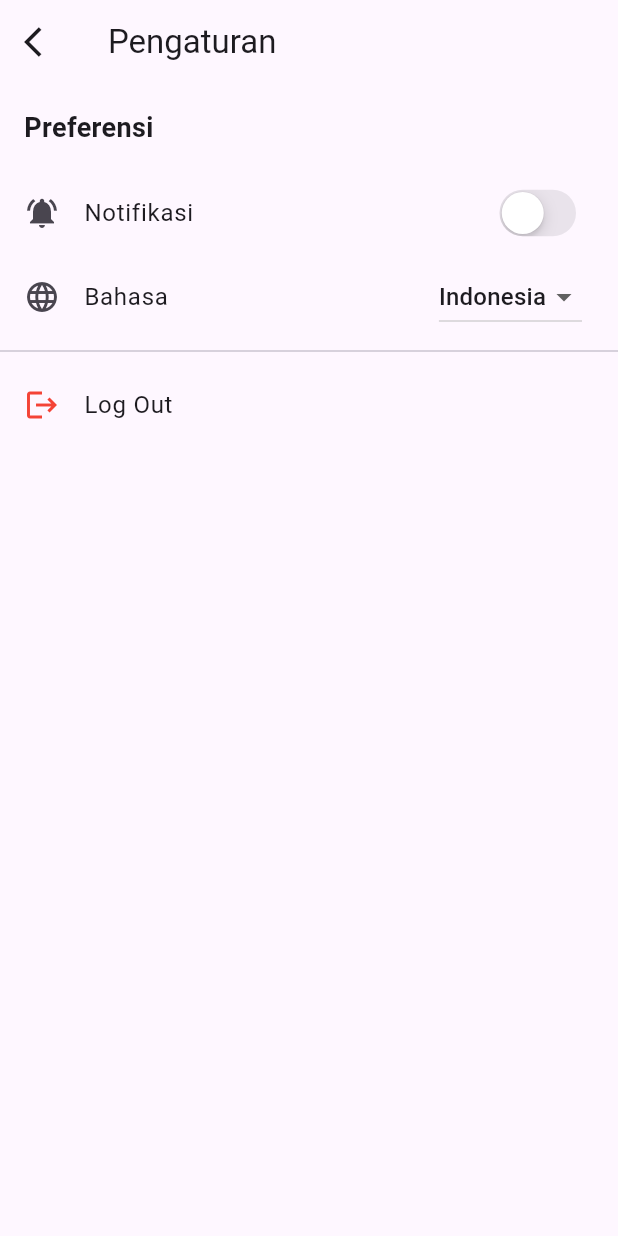
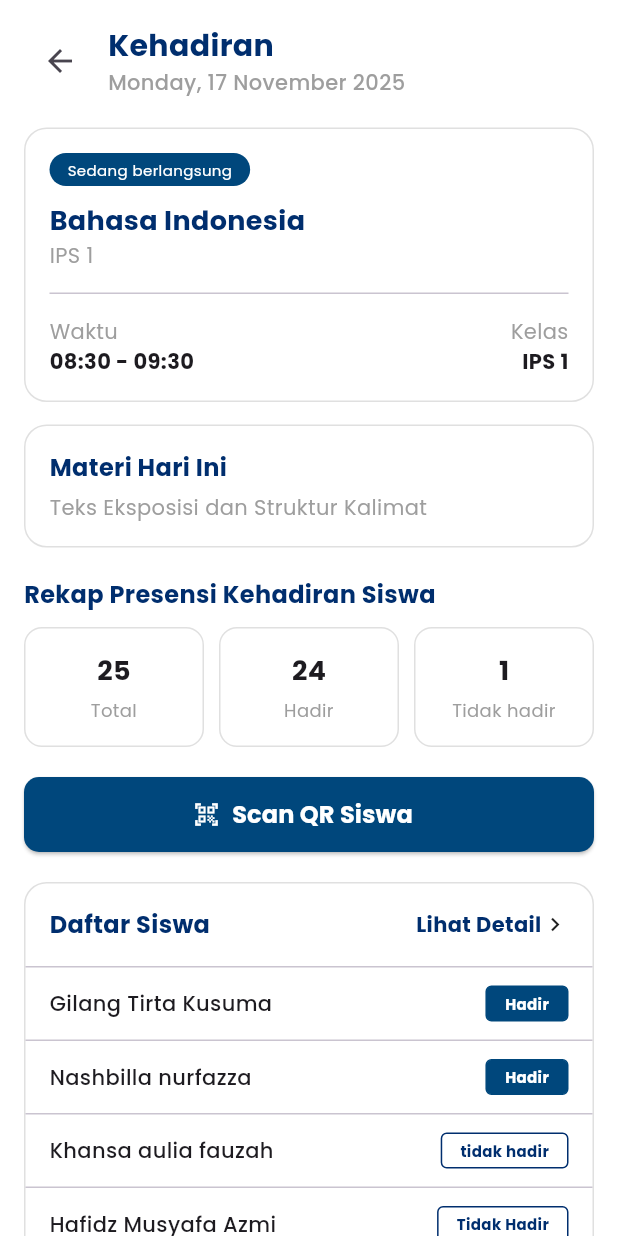
Before and after one commit to Haafzd/CORELASI_MOBILE, a Flutter app: the screen it shows after launch, on a phone screen of 412 x 824 dp. Run offline on Flutter 3.47's test engine with Material 3 defaults, Android fonts, the light colour scheme and no system bars; our stand-ins replace google_fonts.

Commit message:
build attendance page

```diff
--- a/lib/app_theme.dart
+++ b/lib/app_theme.dart
@@ -0,0 +1,10 @@
+import 'package:flutter/material.dart';
+import 'package:google_fonts/google_fonts.dart';
+
+class AppTheme {
+  static ThemeData get lightTheme {
+    return ThemeData(
+      textTheme: GoogleFonts.poppinsTextTheme(),
+    );
+  }
+}
--- a/lib/main.dart
+++ b/lib/main.dart
@@ -1,8 +1,11 @@
 import 'package:flutter/material.dart';
-import 'screens/setting_page.dart';
 import 'routes/app_routes.dart';
+import 'app_theme.dart';
+import 'package:intl/date_symbol_data_local.dart';
 
-void main() {
+void main() async {
+  WidgetsFlutterBinding.ensureInitialized();
+  await initializeDateFormatting('id_ID', null);
   runApp(const MainApp());
 }
 
@@ -12,8 +15,9 @@ class MainApp extends StatelessWidget {
   @override
   Widget build(BuildContext context) {
     return MaterialApp(
+      theme: AppTheme.lightTheme,
       debugShowCheckedModeBanner: false,
-      initialRoute: AppRoutes.editAccount,
+      initialRoute: AppRoutes.attendance,
       routes: AppRoutes.routes,
     );
   }
--- a/lib/routes/app_routes.dart
+++ b/lib/routes/app_routes.dart
@@ -1,10 +1,13 @@
 import 'package:flutter/material.dart';
 import '../screens/setting_page.dart';
+import '../screens/attendance.dart';
 
 class AppRoutes {
   static const String editAccount = '/edit_account';
+  static const String attendance = '/attendance';
 
   static Map<String, WidgetBuilder> routes = {
     editAccount: (context) => const SettingPage(),
+    attendance: (context) => const Attendance()
   };
 }
--- /dev/null
+++ b/lib/screens/attendance.dart
@@ -0,0 +1,311 @@
+import 'package:flutter/material.dart';
+import 'package:intl/intl.dart';
+
+class Attendance extends StatefulWidget {
+  const Attendance({super.key});
+
+  @override
+  State<StatefulWidget> createState() => _AttendanceState();
+}
+
+class _AttendanceState extends State<Attendance> {
+  final List<Map<String, dynamic>> students = [
+    {'name': 'Gilang Tirta Kusuma', 'status': 'Hadir'},
+    {'name': 'Nashbilla nurfazza', 'status': 'Hadir'},
+    {'name': 'Khansa aulia fauzah', 'status': 'tidak hadir'},
+    {'name': 'Hafidz Musyafa Azmi', 'status': 'Tidak Hadir'},
+    {'name': 'Fadhli Muhammad Dzaki', 'status': 'Hadir'},
+    {'name': 'Haafizd alhabib azwir', 'status': 'Tidak Hadir'},
+  ];
+
+  final Color primaryBlue = const Color.fromARGB(255, 0, 71, 124);
+  final Color textDarkBlue = const Color.fromARGB(255, 0, 46, 110);
+
+  @override
+  Widget build(BuildContext context) {
+    return Scaffold(
+      backgroundColor: Colors.white,
+      body: SafeArea(
+        child: SingleChildScrollView(
+          padding: const EdgeInsets.all(16.0),
+          child: Column(
+            crossAxisAlignment: CrossAxisAlignment.start,
+            children: [
+              buildHeader(),
+              const SizedBox(height: 20),
+              buildClassInfoCard(),
+              const SizedBox(height: 15),
+              materialCardSect(),
+              const SizedBox(height: 20),
+              Text(
+                "Rekap Presensi Kehadiran Siswa",
+                style: TextStyle(
+                  fontSize: 16,
+                  fontWeight: FontWeight.bold,
+                  color: textDarkBlue,
+                ),
+              ),
+              const SizedBox(height: 10),
+              Row(
+                children: [
+                  Expanded(child: sumBox("25", "Total")),
+                  const SizedBox(width: 10),
+                  Expanded(child: sumBox("24", "Hadir")),
+                  const SizedBox(width: 10),
+                  Expanded(child: sumBox("1", "Tidak hadir")),
+                ],
+              ),
+              const SizedBox(height: 20),
+              SizedBox(
+                width: double.infinity,
+                height: 50,
+                child: ElevatedButton.icon(
+                  onPressed: () {},
+                  style: ElevatedButton.styleFrom(
+                    backgroundColor: primaryBlue,
+                    shape: RoundedRectangleBorder(
+                      borderRadius: BorderRadius.circular(10),
+                    ),
+                  ),
+                  icon: const Icon(Icons.qr_code_scanner, color: Colors.white),
+                  label: const Text(
+                    "Scan QR Siswa",
+                    style: TextStyle(
+                        color: Colors.white,
+                        fontSize: 16,
+                        fontWeight: FontWeight.bold),
+                  ),
+                ),
+              ),
+              const SizedBox(height: 20),
+              stdnListSection(),
+            ],
+          ),
+        ),
+      ),
+    );
+  }
+
+  Widget buildHeader() {
+    final String liveDate =
+        DateFormat('EEEE, dd MMMM yyyy').format(DateTime.now());
+    return Row(
+      children: [
+        const BackButton(),
+        const SizedBox(width: 8),
+        Column(
+          crossAxisAlignment: CrossAxisAlignment.start,
+          children: [
+            Text(
+              "Kehadiran",
+              style: TextStyle(
+                  color: textDarkBlue,
+                  fontSize: 20,
+                  fontWeight: FontWeight.bold),
+            ),
+            Text(
+              "${liveDate}",
+              style: TextStyle(
+                  color: Colors.grey,
+                  fontSize: 14,
+                  fontWeight: FontWeight.w500),
+            ),
+          ],
+        )
+      ],
+    );
+  }
+
+  Widget buildClassInfoCard() {
+    return Container(
+      width: double.infinity,
+      padding: const EdgeInsets.all(16),
+      decoration: BoxDecoration(
+        border: Border.all(color: Colors.grey.shade300),
+        borderRadius: BorderRadius.circular(15),
+      ),
+      child: Column(
+        crossAxisAlignment: CrossAxisAlignment.start,
+        children: [
+          Container(
+            padding: const EdgeInsets.symmetric(horizontal: 12, vertical: 4),
+            decoration: BoxDecoration(
+              color: primaryBlue,
+              borderRadius: BorderRadius.circular(20),
+            ),
+            child: const Text(
+              "Sedang berlangsung",
+              style: TextStyle(color: Colors.white, fontSize: 10),
+            ),
+          ),
+          const SizedBox(height: 10),
+          Text(
+            "Bahasa Indonesia",
+            style: TextStyle(
+                color: textDarkBlue, fontSize: 18, fontWeight: FontWeight.bold),
+          ),
+          const Text("IPS 1", style: TextStyle(color: Colors.grey)),
+          const SizedBox(height: 15),
+          const Divider(height: 1, thickness: 1),
+          const SizedBox(height: 15),
+          const Row(
+            mainAxisAlignment: MainAxisAlignment.spaceBetween,
+            children: [
+              Column(
+                crossAxisAlignment: CrossAxisAlignment.start,
+                children: [
+                  Text("Waktu", style: TextStyle(color: Colors.grey)),
+                  Text("08:30 - 09:30",
+                      style: TextStyle(fontWeight: FontWeight.bold)),
+                ],
+              ),
+              Column(
+                crossAxisAlignment: CrossAxisAlignment.end,
+                children: [
+                  Text("Kelas", style: TextStyle(color: Colors.grey)),
+                  Text("IPS 1", style: TextStyle(fontWeight: FontWeight.bold)),
+                ],
+              ),
+            ],
+          )
+        ],
+      ),
+    );
+  }
+
+  Widget materialCardSect() {
+    return Container(
+      width: double.infinity,
+      padding: const EdgeInsets.all(16),
+      decoration: BoxDecoration(
+        border: Border.all(color: Colors.grey.shade300),
+        borderRadius: BorderRadius.circular(15),
+      ),
+      child: Column(
+        crossAxisAlignment: CrossAxisAlignment.start,
+        children: [
+          Text(
+            "Materi Hari Ini",
+            style: TextStyle(
+                fontWeight: FontWeight.bold, color: textDarkBlue, fontSize: 16),
+          ),
+          const SizedBox(height: 5),
+          const Text(
+            "Teks Eksposisi dan Struktur Kalimat",
+            style: TextStyle(color: Colors.grey),
+          )
+        ],
+      ),
+    );
+  }
+
+  //rekap
+  Widget sumBox(String count, String label) {
+    return Container(
+      padding: const EdgeInsets.symmetric(vertical: 15),
+      decoration: BoxDecoration(
+        border: Border.all(color: Colors.grey.shade300),
+        borderRadius: BorderRadius.circular(12),
+      ),
+      child: Column(
+        children: [
+          Text(
+            count,
+            style: const TextStyle(fontSize: 18, fontWeight: FontWeight.bold),
+          ),
+          const SizedBox(height: 5),
+          Text(
+            label,
+            style: const TextStyle(color: Colors.grey, fontSize: 12),
+            textAlign: TextAlign.center,
+          ),
+        ],
+      ),
+    );
+  }
+
+//daftarn sswa
+  Widget stdnListSection() {
+    return Container(
+      decoration: BoxDecoration(
+        border: Border.all(color: Colors.grey.shade300),
+        borderRadius: BorderRadius.circular(15),
+      ),
+      child: Column(
+        children: [
+          Padding(
+            padding: const EdgeInsets.all(16.0),
+            child: Row(
+              mainAxisAlignment: MainAxisAlignment.spaceBetween,
+              children: [
+                Text(
+                  "Daftar Siswa",
+                  style: TextStyle(
+                      color: textDarkBlue,
+                      fontWeight: FontWeight.bold,
+                      fontSize: 16),
+                ),
+                GestureDetector(
+                  onTap: () {},
+                  child: Row(
+                    children: [
+                      Text("Lihat Detail",
+                          style: TextStyle(
+                              color: textDarkBlue,
+                              fontWeight: FontWeight.bold)),
+                      const Icon(Icons.chevron_right, size: 18)
+                    ],
+                  ),
+                )
+              ],
+            ),
+          ),
+          const Divider(height: 1),
+          ListView.separated(
+            shrinkWrap: true,
+            physics: const NeverScrollableScrollPhysics(),
+            itemCount: students.length,
+            separatorBuilder: (context, index) => const Divider(height: 1),
+            itemBuilder: (context, index) {
+              final student = students[index];
+              final isPresent = student['status'] == 'Hadir';
+
+              return Padding(
+                padding: const EdgeInsets.symmetric(
+                    horizontal: 16.0, vertical: 12.0),
+                child: Row(
+                  mainAxisAlignment: MainAxisAlignment.spaceBetween,
+                  children: [
+                    Text(
+                      student['name'],
+                      style: const TextStyle(fontWeight: FontWeight.w500),
+                    ),
+                    Container(
+                      padding: const EdgeInsets.symmetric(
+                          horizontal: 12, vertical: 4),
+                      decoration: BoxDecoration(
+                        color: isPresent ? primaryBlue : Colors.white,
+                        border: Border.all(
+                            color: isPresent ? primaryBlue : textDarkBlue),
+                        borderRadius: BorderRadius.circular(4),
+                      ),
+                      child: Text(
+                        student['status'],
+                        style: TextStyle(
+                          color: isPresent ? Colors.white : textDarkBlue,
+                          fontSize: 10,
+                          fontWeight: FontWeight.bold,
+                        ),
+                      ),
+                    )
+                  ],
+                ),
+              );
+            },
+          ),
+          const SizedBox(height: 10),
+        ],
+      ),
+    );
+  }
+}
--- a/pubspec.yaml
+++ b/pubspec.yaml
@@ -11,7 +11,8 @@ dependencies:
   shared_preferences: ^2.2.3
   flutter_local_notifications: ^17.2.2
   qr_code_scanner: ^1.0.1
-  google_fonts: ^6.2.1
+  google_fonts: ^6.3.0
+  intl: ^0.20.2
 
 flutter:
   uses-material-design: true
```
Also changed, not shown: lib/screens/attendance_recap_page.dart (+10 -5 lines), pubspec.lock.
